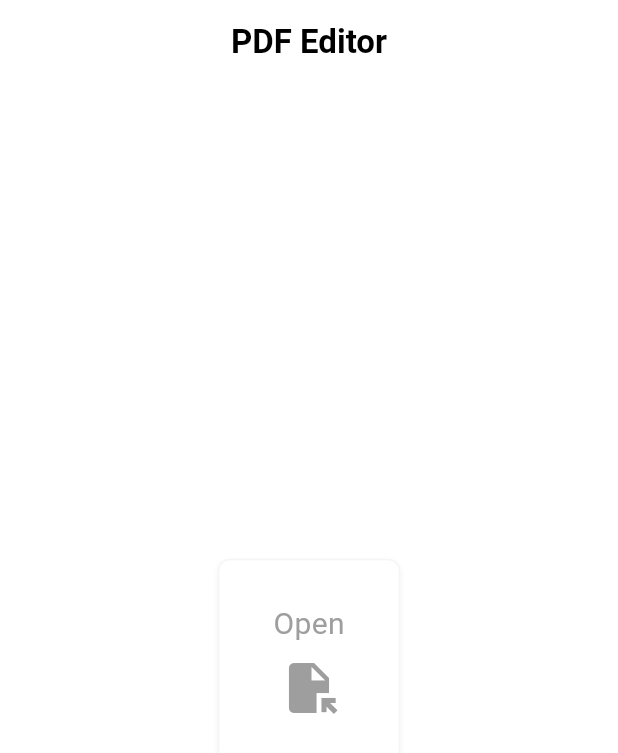
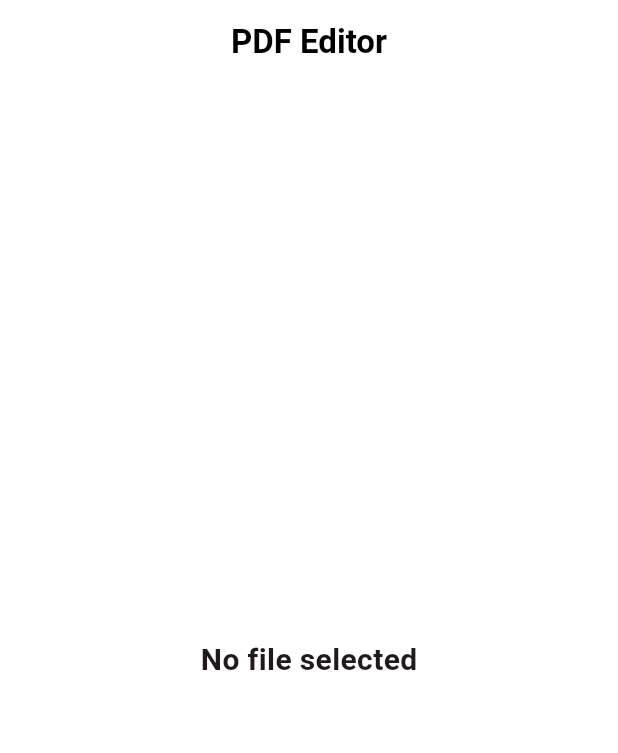
Before and after one commit to wchklaus97/pdf_editor, a Flutter app: the screen it shows after launch, after a tap on "Open", on a phone screen of 412 x 824 dp. Shown: the top 753 px of the screen. Run offline on Flutter 3.47's test engine with Material 3 defaults, Android fonts, the phone set to English and light mode, and no system bars; our stand-ins replace bloc, file_picker, flutter_bloc, freezed_annotation, loading_animation_widget.

Commit message:
feat: Implemented PdfEditorBloc with Events and States

```diff
--- /dev/null
+++ b/devtools_options.yaml
@@ -0,0 +1,3 @@
+description: This file stores settings for Dart & Flutter DevTools.
+documentation: https://docs.flutter.dev/tools/devtools/extensions#configure-extension-enablement-states
+extensions:
--- /dev/null
+++ b/lib/blocs/pdf_editor/pdf_editor_bloc.dart
@@ -0,0 +1,33 @@
+import 'package:bloc/bloc.dart';
+import 'package:file_picker/file_picker.dart';
+import 'package:pdf_editor/blocs/pdf_editor/pdf_editor_state.dart';
+
+class PdfEditorBloc extends Bloc<PdfEditorEvent, PdfEditorState> {
+  PdfEditorBloc() : super(const PdfEditorState.idle()) {
+    on<PdfEditorStart>(_onStart);
+  }
+
+  Future<void> _emitErrorMsg(Emitter<PdfEditorState> emit, String msg) async {
+    emit(PdfEditorState.error(msg: msg));
+    await Future.delayed(
+        const Duration(seconds: 3), () => emit(const PdfEditorState.idle()));
+  }
+
+  Future<void> _onStart(
+      PdfEditorStart event, Emitter<PdfEditorState> emit) async {
+    emit(const PdfEditorState.loading());
+    FilePickerResult? res = await FilePicker.platform
+        .pickFiles(type: FileType.custom, allowedExtensions: ['pdf']);
+    if (res != null) {
+      final file = res.files.first;
+      if (file.extension!.isNotEmpty &&
+          file.extension!.toUpperCase() == "PDF") {
+        emit(PdfEditorState.loaded(file: file));
+      } else {
+        await _emitErrorMsg(emit, "Invalid file type");
+      }
+    } else {
+      await _emitErrorMsg(emit, "No file selected");
+    }
+  }
+}
--- /dev/null
+++ b/lib/blocs/pdf_editor/pdf_editor_state.dart
@@ -0,0 +1,23 @@
+import 'package:flutter/foundation.dart';
+import 'package:file_picker/file_picker.dart';
+// ignore: depend_on_referenced_packages
+import 'package:freezed_annotation/freezed_annotation.dart';
+
+part 'pdf_editor_state.freezed.dart';
+
+@freezed
+class PdfEditorState with _$PdfEditorState {
+  const factory PdfEditorState.idle() = Idle;
+  const factory PdfEditorState.loading() = Loading;
+  const factory PdfEditorState.loaded({required PlatformFile file}) = Loaded;
+  const factory PdfEditorState.exporting() = Exporting;
+  const factory PdfEditorState.error({required String msg}) = Error;
+}
+
+abstract class PdfEditorEvent {}
+
+class PdfEditorStart extends PdfEditorEvent {}
+
+class PdfEditorEdit extends PdfEditorEvent {
+  PdfEditorEdit();
+}
--- a/lib/views/home_page.dart
+++ b/lib/views/home_page.dart
@@ -1,5 +1,9 @@
 import 'package:flutter/material.dart';
+import 'package:flutter_bloc/flutter_bloc.dart';
 import 'package:pdf_editor/widgets/hover_btn.dart';
+import 'package:pdf_editor/blocs/pdf_editor/pdf_editor_bloc.dart';
+import 'package:pdf_editor/blocs/pdf_editor/pdf_editor_state.dart';
+import 'package:loading_animation_widget/loading_animation_widget.dart';
 
 class HomePage extends StatelessWidget {
   final String title;
@@ -7,6 +11,7 @@ class HomePage extends StatelessWidget {
 
   @override
   Widget build(BuildContext context) {
+    final pdfEditorBloc = PdfEditorBloc();
     return Scaffold(
       backgroundColor: Colors.white,
       appBar: AppBar(
@@ -23,17 +28,49 @@ class HomePage extends StatelessWidget {
             height: constraints.maxHeight,
             child: Row(
               mainAxisAlignment: MainAxisAlignment.center,
-              crossAxisAlignment: CrossAxisAlignment.center,
               children: [
-                HoverBtn(
+                BlocBuilder<PdfEditorBloc, PdfEditorState>(
+                  bloc: pdfEditorBloc,
+                  builder: (context, state) {
+                    return state.map(
+                      idle: (_) => HoverBtn(
                         text: "Open",
-                  onTap: () {},
+                        onTap: () async => pdfEditorBloc.add(PdfEditorStart()),
                         iconData: Icons.file_open,
                         paddinBetTextnIcon: 8,
                         fontSize: 20,
                         iconSize: 40,
                         padding: const EdgeInsets.symmetric(
-                      vertical: 28.0, horizontal: 36.0),
+                            vertical: 28.0, horizontal: 44.0),
+                      ),
+                      loading: (_) => Column(
+                        mainAxisSize: MainAxisSize.min,
+                        mainAxisAlignment: MainAxisAlignment.center,
+                        children: [
+                          const Text("Loading",
+                              style: TextStyle(
+                                  fontSize: 20.0, fontWeight: FontWeight.bold)),
+                          const SizedBox(height: 8),
+                          LoadingAnimationWidget.dotsTriangle(
+                              color: Colors.black, size: 60)
+                        ],
+                      ),
+                      loaded: (_) => Container(),
+                      exporting: (_) => Container(),
+                      error: (props) => Center(
+                        child: Column(
+                          mainAxisSize: MainAxisSize.min,
+                          mainAxisAlignment: MainAxisAlignment.center,
+                          children: [
+                            Text(props.msg,
+                                style: const TextStyle(
+                                    fontSize: 20.0,
+                                    fontWeight: FontWeight.bold)),
+                          ],
+                        ),
+                      ),
+                    );
+                  },
                 ),
               ],
             ),
```
Also changed, not shown: pubspec.yaml (+7 -1 lines), lib/blocs/pdf_editor/pdf_editor_state.freezed.dart (added), pubspec.lock. Lines whose indentation alone changed are shown as unchanged.
